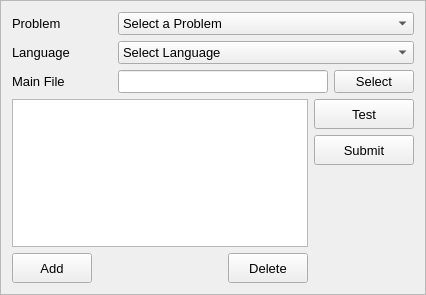
The window that source/JudgeClient/forms/FrameSubmit.ui (mysterylx/Judge) describes before a commit, drawn with Qt 5.
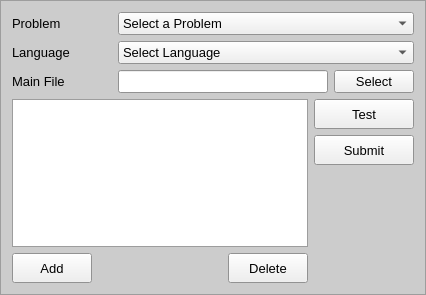
The same window after the commit.

```diff
--- a/source/JudgeClient/forms/FrameSubmit.ui
+++ b/source/JudgeClient/forms/FrameSubmit.ui
@@ -16,6 +16,70 @@
     <verstretch>0</verstretch>
    </sizepolicy>
   </property>
+  <property name="palette">
+   <palette>
+    <active>
+     <colorrole role="Base">
+      <brush brushstyle="SolidPattern">
+       <color alpha="255">
+        <red>255</red>
+        <green>255</green>
+        <blue>255</blue>
+       </color>
+      </brush>
+     </colorrole>
+     <colorrole role="Window">
+      <brush brushstyle="SolidPattern">
+       <color alpha="255">
+        <red>204</red>
+        <green>204</green>
+        <blue>204</blue>
+       </color>
+      </brush>
+     </colorrole>
+    </active>
+    <inactive>
+     <colorrole role="Base">
+      <brush brushstyle="SolidPattern">
+       <color alpha="255">
+        <red>255</red>
+        <green>255</green>
+        <blue>255</blue>
+       </color>
+      </brush>
+     </colorrole>
+     <colorrole role="Window">
+      <brush brushstyle="SolidPattern">
+       <color alpha="255">
+        <red>204</red>
+        <green>204</green>
+        <blue>204</blue>
+       </color>
+      </brush>
+     </colorrole>
+    </inactive>
+    <disabled>
+     <colorrole role="Base">
+      <brush brushstyle="SolidPattern">
+       <color alpha="255">
+        <red>204</red>
+        <green>204</green>
+        <blue>204</blue>
+       </color>
+      </brush>
+     </colorrole>
+     <colorrole role="Window">
+      <brush brushstyle="SolidPattern">
+       <color alpha="255">
+        <red>204</red>
+        <green>204</green>
+        <blue>204</blue>
+       </color>
+      </brush>
+     </colorrole>
+    </disabled>
+   </palette>
+  </property>
   <property name="font">
    <font>
     <family>Arial</family>
```
